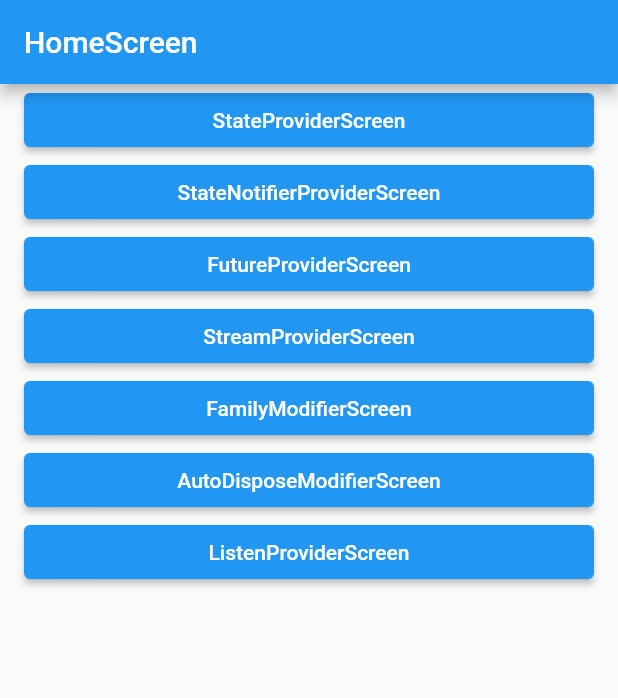
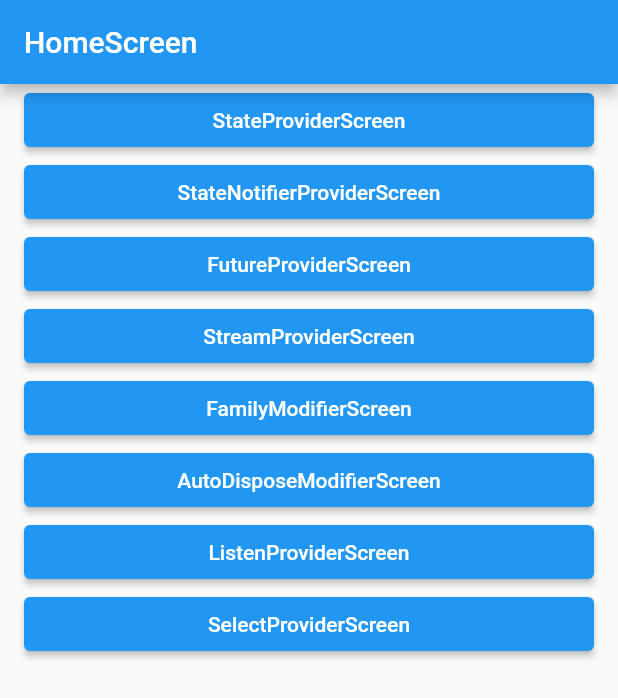
Before and after one commit to nimoseel/Riverpod, a Flutter app: the screen it shows after launch, on a phone screen of 412 x 824 dp. Shown: the top 698 px of the screen. Run offline on Flutter 3.47's test engine with Material 2 defaults, Android fonts, the phone set to English and light mode, and no system bars; our stand-ins replace flutter_riverpod.

```diff
--- a/lib/screen/home_screen.dart
+++ b/lib/screen/home_screen.dart
@@ -4,6 +4,7 @@ import 'package:r_study/screen/auto_dispose_modifier_screen.dart';
 import 'package:r_study/screen/family_modifier_screen.dart';
 import 'package:r_study/screen/future_provider_screen.dart';
 import 'package:r_study/screen/listen_provider_screen.dart';
+import 'package:r_study/screen/select_provider_screen.dart';
 import 'package:r_study/screen/state_notifier_provider_screen.dart';
 import 'package:r_study/screen/state_provider_screen.dart';
 import 'package:r_study/screen/stream_provider_screen.dart';
@@ -87,6 +88,16 @@ class HomeScreen extends StatelessWidget {
             },
             child: Text('ListenProviderScreen'),
           ),
+          ElevatedButton(
+            onPressed: () {
+              Navigator.of(context).push(
+                MaterialPageRoute(
+                  builder: (_) => SelectProviderScreen(),
+                ),
+              );
+            },
+            child: Text('SelectProviderScreen'),
+          ),
         ],
       ),
     );
```
